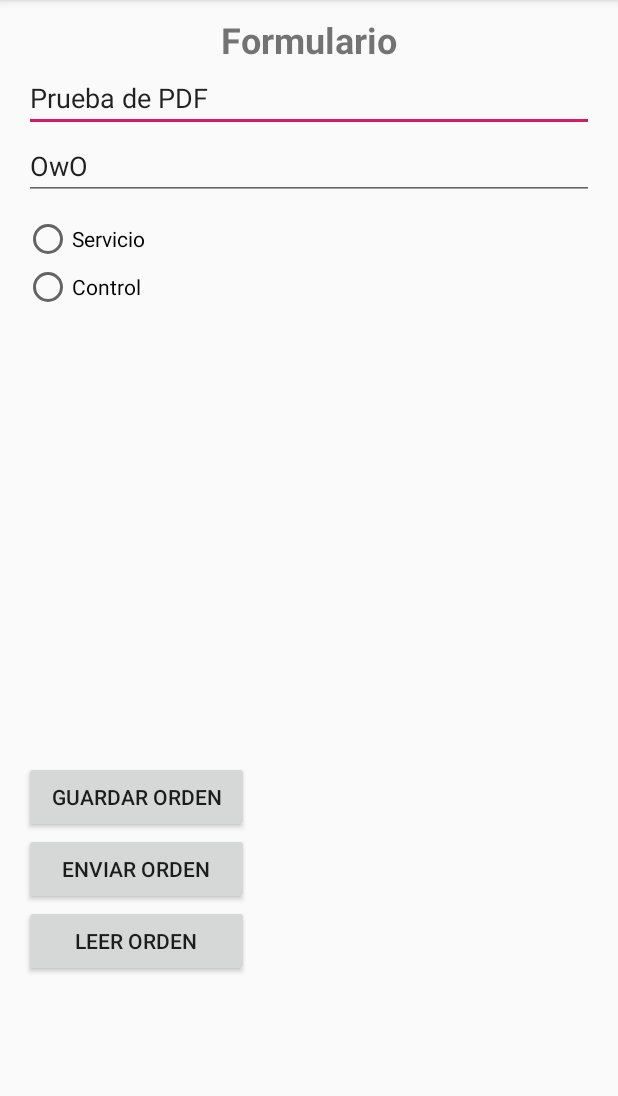
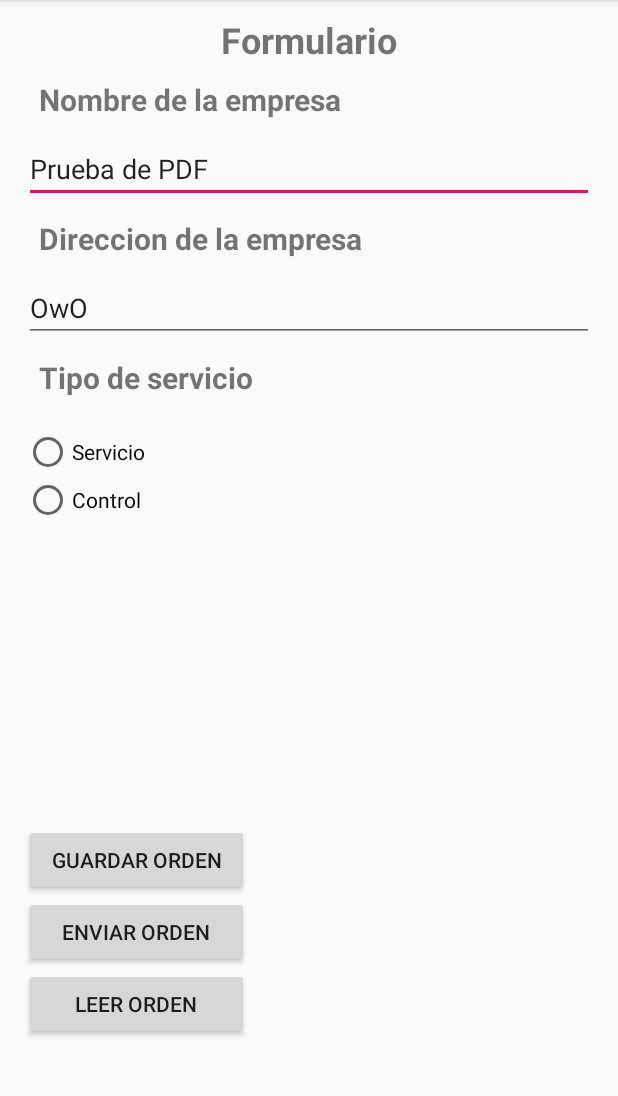
Before and after one commit to Zerberus97/GeneradorPDF2, an Android app: the screen it shows after launch (MainActivity), after a tap on "GUARDAR ORDEN", on a phone screen of 412 x 824 dp, the part 84-1180 px from its top. Run offline under Robolectric (Android 15) with nearby library versions, the phone set to English and light mode, and no system bars; libraries missing offline, so code that uses them is left out: com.itextpdf.text, com.itextpdf.tool.

Commit message:
Mejoras del formulario

```diff
--- a/app/src/main/java/com/example/generadorpdf2/ui/fragmentselfnote/SelfNoteFragment.java
+++ b/app/src/main/java/com/example/generadorpdf2/ui/fragmentselfnote/SelfNoteFragment.java
@@ -93,12 +93,17 @@ public class SelfNoteFragment extends Fragment implements View.OnClickListener {
                 }
 
                     //Comprobacion de los RadioButton
-                if (RadioControl.isChecked()==true){
-                    TipoServicio = "Control";
-                }else
-                    if (RadioServicio.isChecked()==true){
+                if (RGroup.getCheckedRadioButtonId() == -1){
+                    Toast.makeText(getActivity(),"Debe marcar un tipo de servicio",Toast.LENGTH_SHORT);
+                    RGroup.requestFocus();
+                    return;
+                }else {
+                    if (RadioControl.isChecked() == true) {
+                        TipoServicio = "Control";
+                    } else if (RadioServicio.isChecked() == true) {
                         TipoServicio = "Servicio";
                     }
+                }
 
 
                 try {
--- a/app/src/main/res/layout/fragment_self_note.xml
+++ b/app/src/main/res/layout/fragment_self_note.xml
@@ -18,17 +18,47 @@
         android:textSize="24sp"
         android:textStyle="bold" />
 
+    <TextView
+        android:id="@+id/textView4"
+        android:layout_width="match_parent"
+        android:layout_height="wrap_content"
+        android:text="Nombre de la empresa"
+        android:layout_gravity="center_horizontal"
+        android:layout_margin="10dp"
+        android:textSize="20sp"
+        android:textStyle="bold"/>
+
     <EditText
         android:id="@+id/EditTextNombreEmpresa"
         android:layout_width="match_parent"
         android:layout_height="wrap_content"
         android:text="Prueba de PDF" />
 
+    <TextView
+        android:id="@+id/textView5"
+        android:layout_width="match_parent"
+        android:layout_height="wrap_content"
+        android:text="Direccion de la empresa"
+        android:layout_gravity="center_horizontal"
+        android:layout_margin="10dp"
+        android:textSize="20sp"
+        android:textStyle="bold"/>
+
     <EditText
         android:id="@+id/EditTextDireccionEmpresa"
         android:layout_width="match_parent"
         android:layout_height="wrap_content"
         android:text="OwO" />
+
+    <TextView
+        android:id="@+id/textView6"
+        android:layout_width="match_parent"
+        android:layout_height="wrap_content"
+        android:text="Tipo de servicio"
+        android:layout_gravity="center_horizontal"
+        android:layout_margin="10dp"
+        android:textSize="20sp"
+        android:textStyle="bold" />
 
     <RadioGroup
         android:id="@+id/RGroup"
@@ -57,7 +87,7 @@
         android:layout_width="150dp"
         android:layout_height="wrap_content"
         android:layout_gravity="left"
-        android:layout_marginTop="300dp"
+        android:layout_marginTop="200dp"
         android:text="Guardar Orden" />
 
     <Button
```
